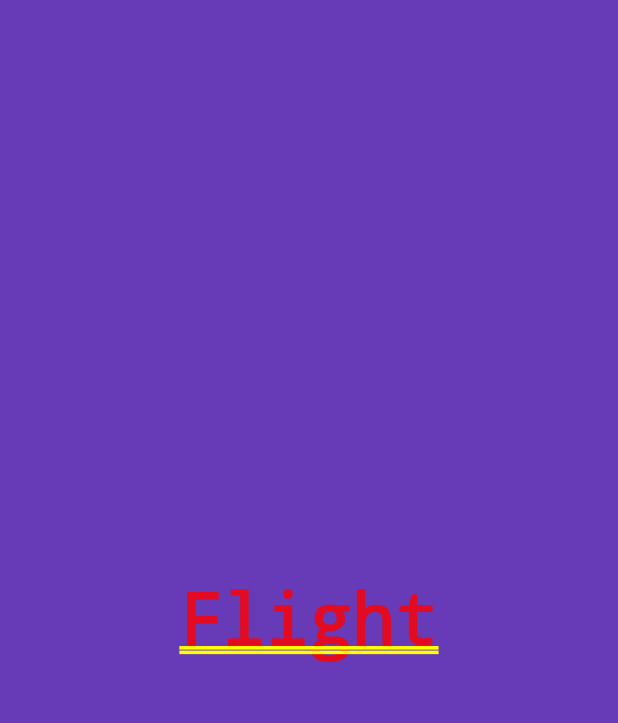
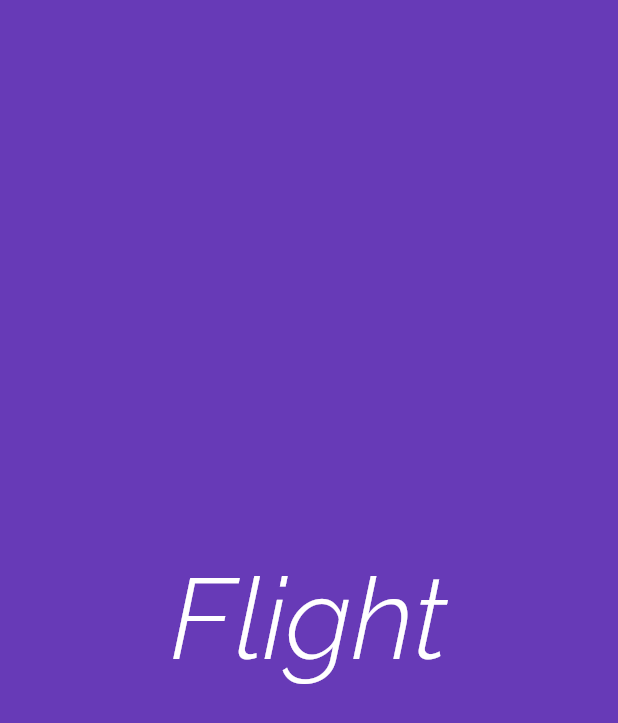
Before and after one commit to hari9-9/android_flutter, a Flutter app: the screen it shows after launch, on a phone screen of 412 x 824 dp. Shown: the top 723 px of the screen. Run offline on Flutter 3.47's test engine with Material 2 defaults, Android fonts, the phone set to English and light mode, and no system bars.

Commit message:
Text styling

```diff
--- a/lib/app_screens/home.dart
+++ b/lib/app_screens/home.dart
@@ -15,7 +15,20 @@ class Home extends StatelessWidget
           //height: 100.0,
           //margin:EdgeInsets.only(left:35.0,top: 50.0),
 
-          child: Text("Flight",textDirection: TextDirection.ltr,)
+          child: Text(
+            "Flight",
+            textDirection: TextDirection.ltr,
+            style: TextStyle(
+              decoration: TextDecoration.none,
+              fontSize: 75.0,
+              fontFamily: 'Raleway',
+              fontWeight: FontWeight.w300,
+              fontStyle: FontStyle.italic,
+              color: Colors.white
+
+            ),
+
+            )
     )
     );
   }
```
Also changed, not shown: pubspec.yaml (+19 -12 lines), fonts/Raleway-Bold.ttf (added), fonts/Raleway-LightItalic.ttf (added), fonts/Raleway-Regular.ttf (added).
